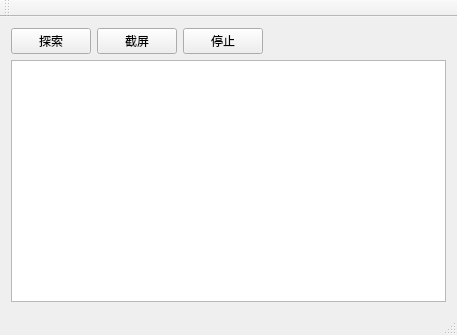
Old version of the form yys_script/yys_script.ui in the repository Lilith90s/yys_script.
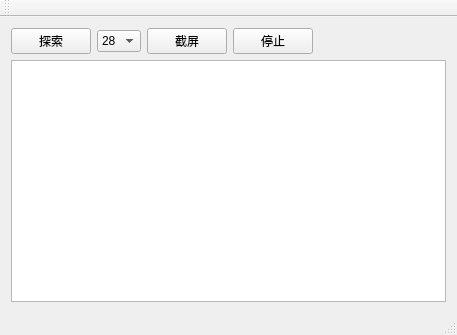
New version of the form.

Patch:
```diff
--- a/yys_script/yys_script.ui
+++ b/yys_script/yys_script.ui
@@ -24,6 +24,20 @@
         </property>
        </widget>
       </item>
+      <item>
+       <widget class="QComboBox" name="selectChapterCombox">
+        <item>
+         <property name="text">
+          <string>28</string>
+         </property>
+        </item>
+        <item>
+         <property name="text">
+          <string>1</string>
+         </property>
+        </item>
+       </widget>
+      </item>
       <item>
        <widget class="QPushButton" name="screenShotsButton">
         <property name="text">
```
